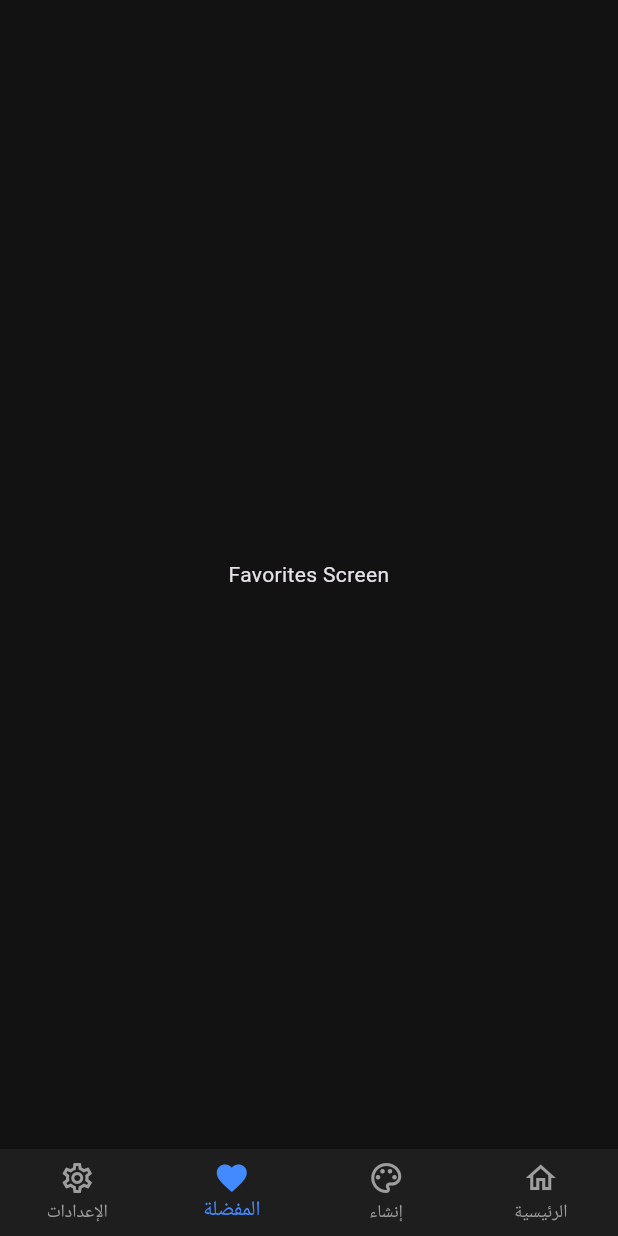
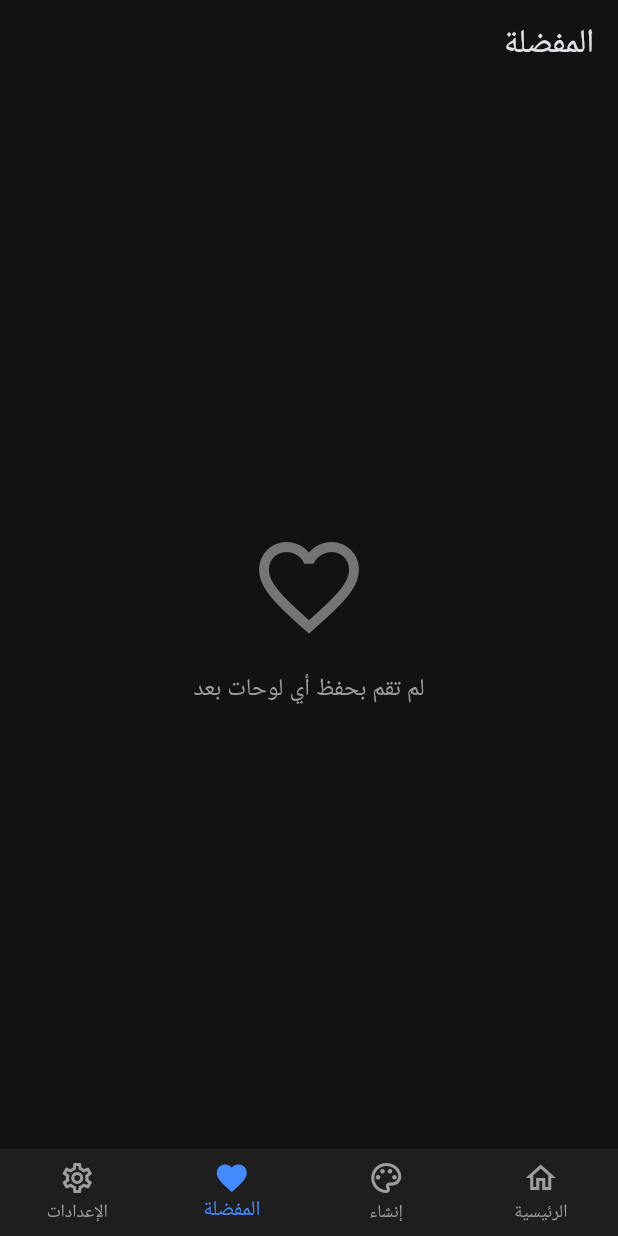
Before and after one commit to AnmarSammour/Flutter-projects, a Flutter app: the screen it shows after launch, item 3 of the bottom bar chosen, on a phone screen of 412 x 824 dp. Run offline on Flutter 3.47's test engine with Material 3 defaults, Android fonts, the phone set to English and light mode, and no system bars; our stand-ins replace flutter_colorpicker, flutter_riverpod, hive, hive_flutter; accounts and stored records are empty; network calls fail.

Commit message:
feat: Build favorites screen UI
feat: Integrate Hive for persistent local storage of favorite palettes

```diff
--- a/ai_palette_generator/lib/views/screens/favorites_screen.dart
+++ b/ai_palette_generator/lib/views/screens/favorites_screen.dart
@@ -1,14 +1,52 @@
+import 'package:ai_palette_generator/controllers/favorites_controller.dart';
+import 'package:ai_palette_generator/localization/app_local.dart';
+import 'package:ai_palette_generator/views/widgets/favorite_palette_card.dart';
 import 'package:flutter/material.dart';
+import 'package:flutter_riverpod/flutter_riverpod.dart';
 
-class FavoritesScreen extends StatelessWidget {
+class FavoritesScreen extends ConsumerWidget {
   const FavoritesScreen({super.key});
 
   @override
-  Widget build(BuildContext context) {
-    return const Scaffold(
-      body: Center(
-        child: Text('Favorites Screen'),
+  Widget build(BuildContext context, WidgetRef ref) {
+    final l10n = AppLocal.of(context);
+    // مشاهدة قائمة المفضلة
+    final favoritePalettes = ref.watch(favoritesProvider);
+
+    return Scaffold(
+      appBar: AppBar(
+        title: Text(l10n.navFavorites),
+        backgroundColor: Theme.of(context).scaffoldBackgroundColor,
+        elevation: 0,
       ),
+      body: favoritePalettes.isEmpty
+          ? Center(
+              child: Column(
+                mainAxisAlignment: MainAxisAlignment.center,
+                children: [
+                  Icon(Icons.favorite_border, size: 80, color: Colors.grey[600]),
+                  const SizedBox(height: 16),
+                  Text(
+                    'لم تقم بحفظ أي لوحات بعد', // سيتم ترجمتها لاحقاً
+                    style: TextStyle(color: Colors.grey[500], fontSize: 16),
+                  ),
+                ],
+              ),
+            )
+          : ListView.builder(
+              padding: const EdgeInsets.all(16.0),
+              itemCount: favoritePalettes.length,
+              itemBuilder: (context, index) {
+                final palette = favoritePalettes[index];
+                return FavoritePaletteCard(
+                  palette: palette,
+                  onRemove: () {
+                    // استدعاء دالة الحذف من الـ controller
+                    ref.read(favoritesProvider.notifier).removePalette(palette.id);
+                  },
+                );
+              },
+            ),
     );
   }
 }
```
Also changed, not shown: ai_palette_generator/lib/controllers/favorites_controller.dart (+7 -1 lines), ai_palette_generator/lib/main.dart (+9 -1 lines), ai_palette_generator/lib/models/color_adapter.dart (added, +20 -0 lines), ai_palette_generator/lib/models/color_palette.dart (+9 -5 lines), ai_palette_generator/lib/views/widgets/favorite_palette_card.dart (added, +76 -0 lines), ai_palette_generator/lib/models/color_palette.g.dart (added).
